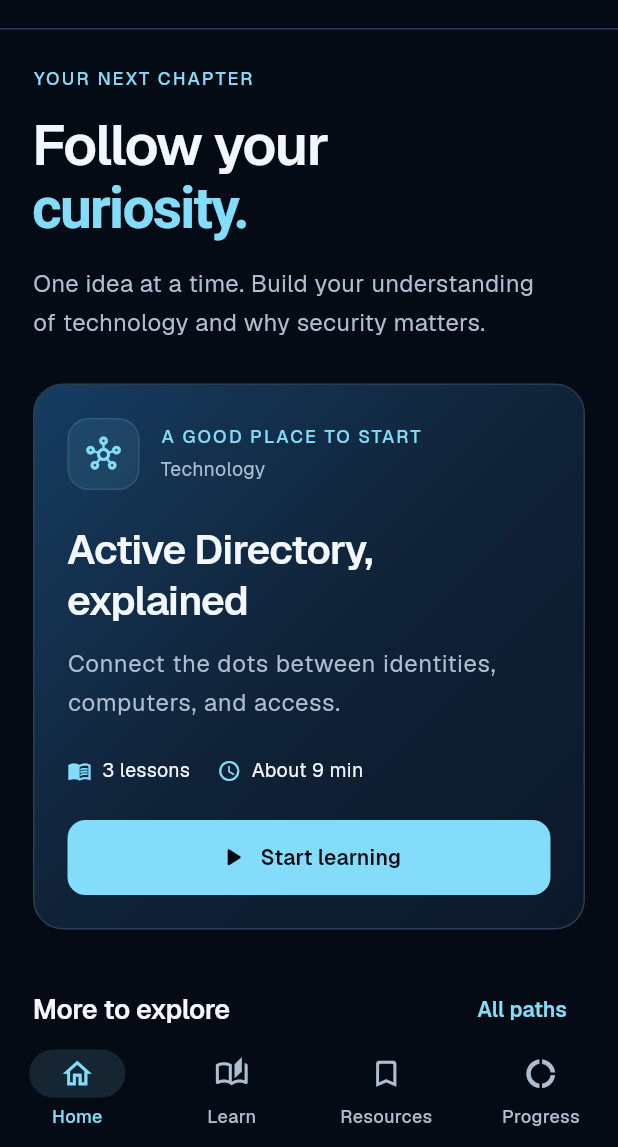
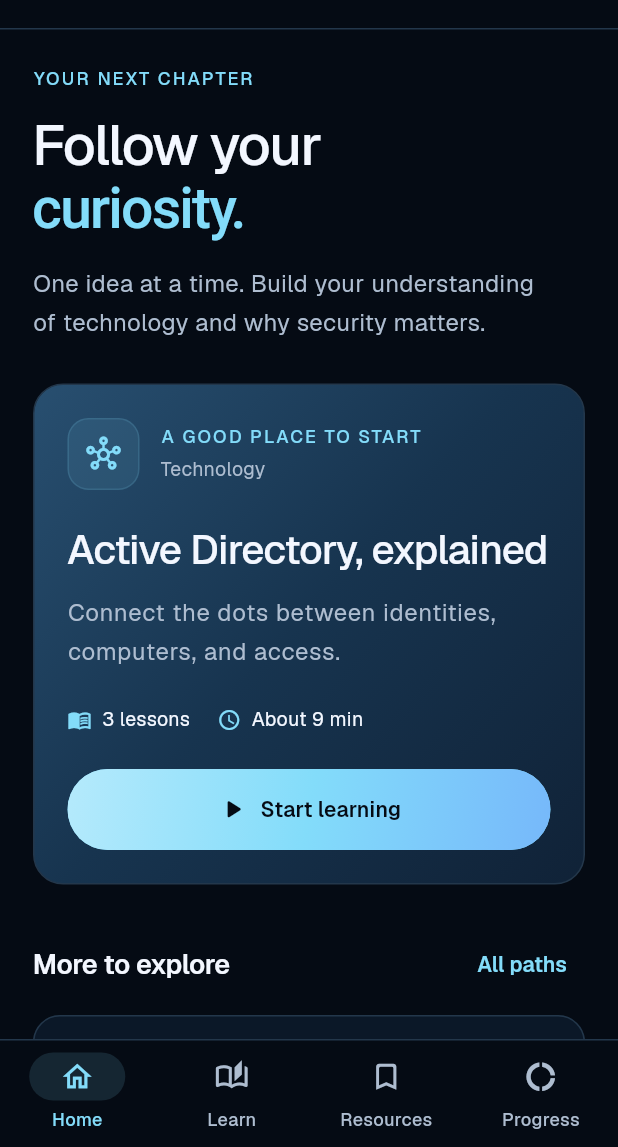
Before and after one commit to SecureByDesignInc/secure-by-design-native-app, a Flutter app: the screen it shows after launch, on a phone screen of 412 x 824 dp, the part 89-1236 px from its top. Run offline on Flutter 3.47's test engine with Material 3 defaults, Android fonts, the phone set to English and light mode, and no system bars; our stand-ins replace shared_preferences; project files that could hold a hidden picture were left out.

Commit message:
Apply soft blue gradient design to lib/theme.dart

```diff
--- a/lib/theme.dart
+++ b/lib/theme.dart
@@ -8,14 +8,48 @@ abstract final class SbdColors {
   static const muted = Color(0xffaebdd0);
   static const cyan = Color(0xFF83DCFA);
   static const blue = Color(0xFF378EFA);
-  static const border = Color(0xFF2B3D53);
+  static const border = Color(0xFF23374B);
   static const success = Color(0xFF88E0B1);
   static const gradient = LinearGradient(
     begin: Alignment.topLeft,
     end: Alignment.bottomRight,
-    colors: [Color(0xFF163D61), Color(0xFF102237), Color(0xFF0B1828)],
+    colors: [Color(0xFF284F70), Color(0xFF17344F), Color(0xFF102237)],
+    stops: [0, 0.48, 1],
+  );
+  static const cardGradient = LinearGradient(
+    begin: Alignment.topLeft,
+    end: Alignment.bottomRight,
+    colors: [Color(0xFF172D43), Color(0xFF102237), Color(0xFF0E1D30)],
+  );
+  static const canvasGradient = RadialGradient(
+    center: Alignment(0.9, -1),
+    radius: 1.35,
+    colors: [Color(0xFF183752), Color(0xFF0C1C2E), background],
+    stops: [0, 0.44, 1],
+  );
+  static const buttonGradient = LinearGradient(
+    begin: Alignment.topLeft,
+    end: Alignment.bottomRight,
+    colors: [Color(0xFFB5EAFC), cyan, Color(0xFF76B8FA)],
   );
 }
+
+// Shared by cards and navigation so the whole app has the same soft depth.
+BoxDecoration softSurface({bool featured = false, double radius = 28}) =>
+    BoxDecoration(
+      gradient: featured ? SbdColors.gradient : SbdColors.cardGradient,
+      borderRadius: BorderRadius.circular(radius),
+      border: Border.all(
+        color: SbdColors.cyan.withValues(alpha: featured ? 0.18 : 0.08),
+      ),
+      boxShadow: [
+        BoxShadow(
+          color: SbdColors.background.withValues(alpha: 0.28),
+          blurRadius: 28,
+          offset: const Offset(0, 12),
+        ),
+      ],
+    );
 
 ThemeData buildTheme() => ThemeData(
       useMaterial3: true,
@@ -34,19 +68,19 @@ ThemeData buildTheme() => ThemeData(
       textTheme: const TextTheme(
         headlineLarge: TextStyle(
           fontSize: 34,
-          fontWeight: FontWeight.w600,
+          fontWeight: FontWeight.w500,
           letterSpacing: -1.2,
           height: 1.12,
         ),
         headlineMedium: TextStyle(
           fontSize: 28,
-          fontWeight: FontWeight.w600,
+          fontWeight: FontWeight.w500,
           letterSpacing: -0.8,
           height: 1.2,
         ),
         titleLarge: TextStyle(
           fontSize: 23,
-          fontWeight: FontWeight.w600,
+          fontWeight: FontWeight.w500,
           letterSpacing: -0.6,
           height: 1.25,
         ),
@@ -75,10 +109,18 @@ ThemeData buildTheme() => ThemeData(
         style: FilledButton.styleFrom(
           backgroundColor: SbdColors.cyan,
           foregroundColor: SbdColors.background,
-          minimumSize: const Size(48, 50),
+          minimumSize: const Size(48, 54),
           padding: const EdgeInsets.symmetric(horizontal: 20, vertical: 14),
-          shape:
-              RoundedRectangleBorder(borderRadius: BorderRadius.circular(12)),
+          shape: const StadiumBorder(),
+          backgroundBuilder: (context, states, child) => Ink(
+            decoration: BoxDecoration(
+              gradient: states.contains(WidgetState.disabled)
+                  ? null
+                  : SbdColors.buttonGradient,
+              borderRadius: BorderRadius.circular(40),
+            ),
+            child: child,
+          ),
         ),
       ),
       outlinedButtonTheme: OutlinedButtonThemeData(
@@ -87,14 +129,14 @@ ThemeData buildTheme() => ThemeData(
           minimumSize: const Size(48, 48),
           side: const BorderSide(color: SbdColors.border),
           shape:
-              RoundedRectangleBorder(borderRadius: BorderRadius.circular(12)),
+              RoundedRectangleBorder(borderRadius: BorderRadius.circular(24)),
         ),
       ),
       navigationBarTheme: NavigationBarThemeData(
-        backgroundColor: SbdColors.background,
+        backgroundColor: Colors.transparent,
         surfaceTintColor: Colors.transparent,
         indicatorColor: SbdColors.cyan.withValues(alpha: 0.13),
-        height: 76,
+        height: 72,
         labelTextStyle: WidgetStateProperty.resolveWith(
           (states) => TextStyle(
             fontFamily: 'Geist',
@@ -114,6 +156,10 @@ ThemeData buildTheme() => ThemeData(
           ),
         ),
       ),
+      chipTheme: ChipThemeData(
+        shape: const StadiumBorder(),
+        side: BorderSide(color: SbdColors.cyan.withValues(alpha: 0.12)),
+      ),
       snackBarTheme: const SnackBarThemeData(
         behavior: SnackBarBehavior.floating,
         backgroundColor: Color(0xFF244764),
```
